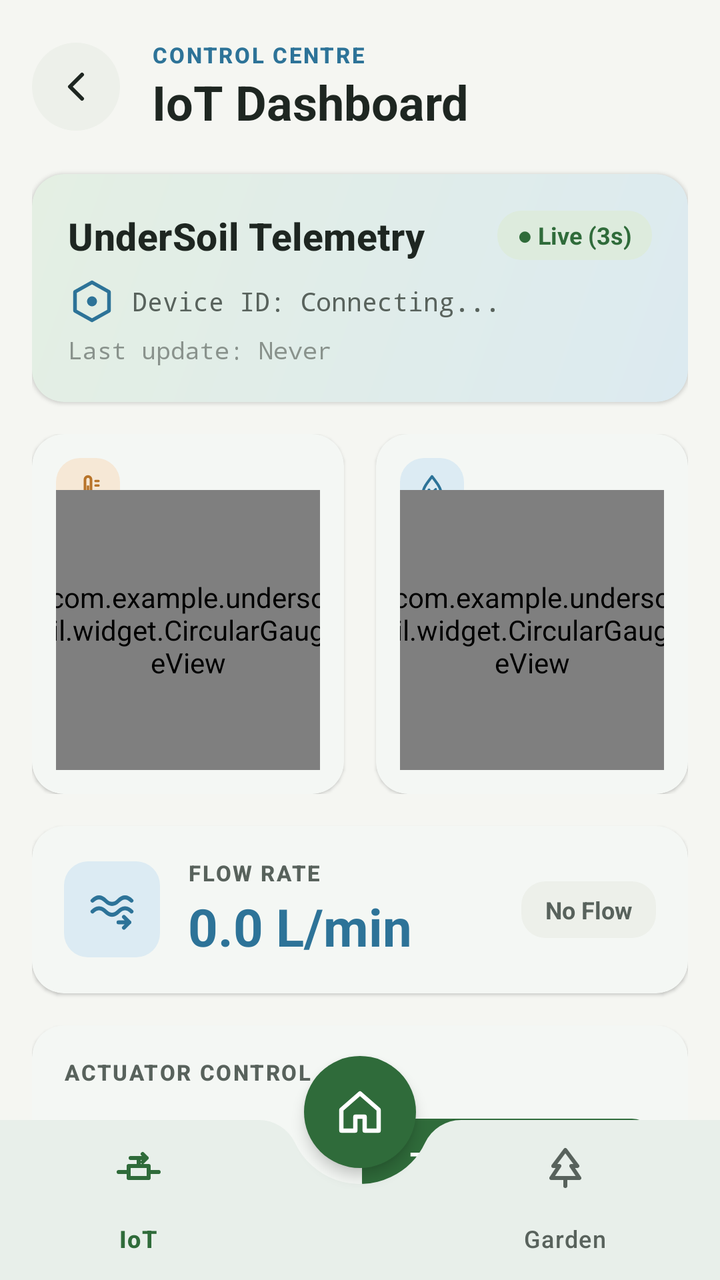
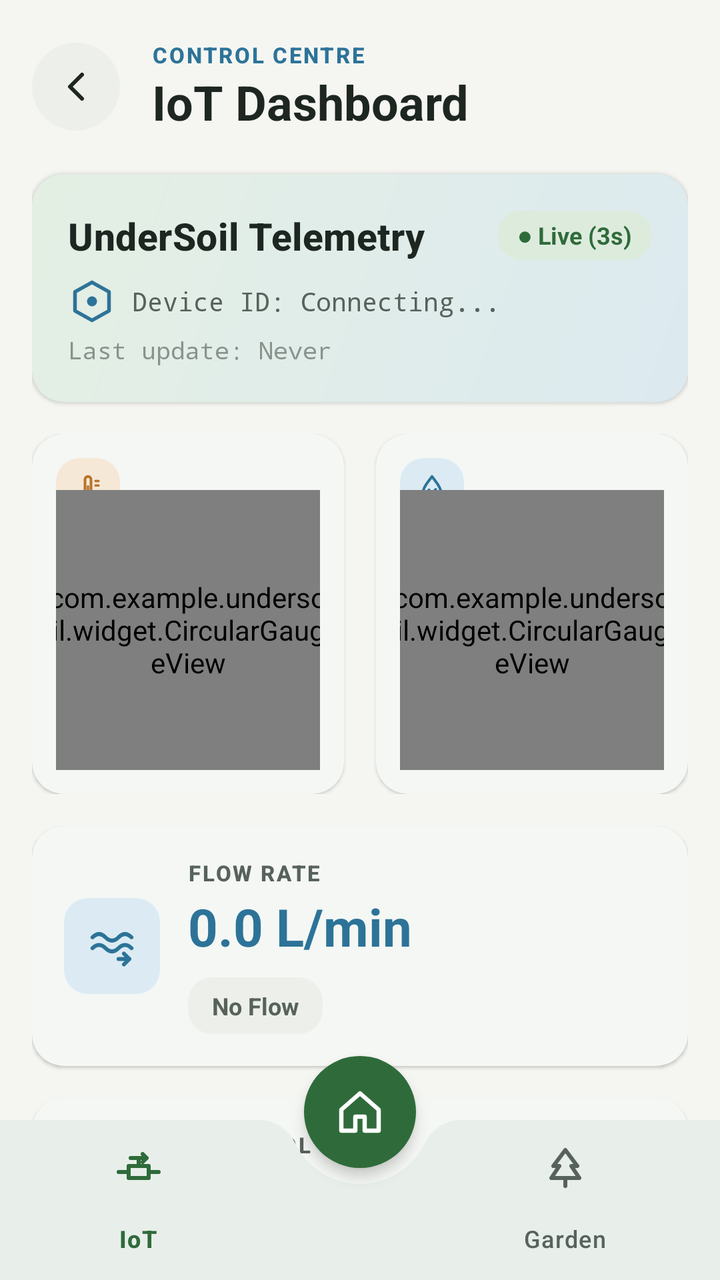

Compare the two renders of this Android layout. The source of the first and the diff that turns it into the second are given below.
<!-- AndroidManifest.xml: application theme Theme.Undersoil -->
<!-- res/layout/iot_screen.xml -->
<?xml version="1.0" encoding="utf-8"?>
<androidx.coordinatorlayout.widget.CoordinatorLayout
    xmlns:android="http://schemas.android.com/apk/res/android"
    xmlns:app="http://schemas.android.com/apk/res-auto"
    xmlns:tools="http://schemas.android.com/tools"
    android:id="@+id/main"
    android:layout_width="match_parent"
    android:layout_height="match_parent"
    android:background="@drawable/bg_screen_gradient">

    <androidx.core.widget.NestedScrollView
        android:layout_width="match_parent"
        android:layout_height="match_parent"
        android:clipToPadding="false"
        android:fillViewport="true"
        android:paddingBottom="112dp">

        <LinearLayout
            android:layout_width="match_parent"
            android:layout_height="wrap_content"
            android:orientation="vertical"
            android:paddingHorizontal="16dp"
            android:paddingTop="20dp">

            
            <LinearLayout
                android:layout_width="match_parent"
                android:layout_height="wrap_content"
                android:layout_marginBottom="20dp"
                android:gravity="center_vertical"
                android:orientation="horizontal">

                <ImageButton
                    android:id="@+id/backButton"
                    android:layout_width="44dp"
                    android:layout_height="44dp"
                    android:background="@drawable/bg_circle_white"
                    android:contentDescription="Back"
                    android:padding="12dp"
                    android:src="@drawable/ic_back_arrow"
                    app:tint="@color/us_text_primary" />

                <LinearLayout
                    android:layout_width="wrap_content"
                    android:layout_height="wrap_content"
                    android:layout_marginStart="16dp"
                    android:orientation="vertical">

                    <TextView
                        android:layout_width="wrap_content"
                        android:layout_height="wrap_content"
                        android:text="Control centre"
                        android:textAppearance="@style/TextAppearance.AgriTech.Label"
                        android:textColor="@color/us_aqua" />

                    <TextView
                        android:layout_width="wrap_content"
                        android:layout_height="wrap_content"
                        android:text="IoT Dashboard"
                        android:textAppearance="@style/TextAppearance.AgriTech.Headline" />
                </LinearLayout>
            </LinearLayout>

            
            <com.google.android.material.card.MaterialCardView
                android:id="@+id/cardWarningBanner"
                style="@style/Widget.AgriTech.CardView.Alert"
                android:layout_width="match_parent"
                android:layout_height="wrap_content"
                android:layout_marginBottom="16dp"
                android:visibility="gone"
                app:cardBackgroundColor="@color/us_danger_container">

                <LinearLayout
                    android:layout_width="match_parent"
                    android:layout_height="wrap_content"
                    android:gravity="center_vertical"
                    android:orientation="horizontal"
                    android:padding="16dp">

                    <ImageView
                        style="@style/Widget.AgriTech.IconTile.Danger"
                        android:layout_marginEnd="12dp"
                        android:src="@drawable/ic_flow_rate" />

                    <LinearLayout
                        android:layout_width="0dp"
                        android:layout_height="wrap_content"
                        android:layout_weight="1"
                        android:orientation="vertical">

                        <TextView
                            android:layout_width="wrap_content"
                            android:layout_height="wrap_content"
                            android:letterSpacing="0.08"
                            android:text="UNINTENDED FLOW DETECTED!"
                            android:textColor="@color/us_danger"
                            android:textSize="13sp"
                            android:textStyle="bold" />

                        <TextView
                            android:id="@+id/tvWarningBannerText"
                            android:layout_width="wrap_content"
                            android:layout_height="wrap_content"
                            android:layout_marginTop="2dp"
                            android:text="Active flow detected while valve is CLOSED."
                            android:textColor="@color/us_text_primary"
                            android:textSize="12sp" />

                    </LinearLayout>

                    <com.google.android.material.button.MaterialButton
                        android:id="@+id/btnWarningAction"
                        style="@style/Widget.AgriTech.Button.Text.Danger"
                        android:layout_width="wrap_content"
                        android:layout_height="wrap_content"
                        android:text="OPEN VALVE" />

                </LinearLayout>
            </com.google.android.material.card.MaterialCardView>

            
            <com.google.android.material.card.MaterialCardView
                style="@style/Widget.AgriTech.CardView.Aqua"
                android:layout_width="match_parent"
                android:layout_height="wrap_content"
                android:layout_marginBottom="16dp"
                app:cardBackgroundColor="@android:color/transparent">

                <LinearLayout
                    android:layout_width="match_parent"
                    android:layout_height="wrap_content"
                    android:background="@drawable/bg_hero_card"
                    android:orientation="vertical"
                    android:padding="18dp">

                    <LinearLayout
                        android:layout_width="match_parent"
                        android:layout_height="wrap_content"
                        android:gravity="center_vertical"
                        android:orientation="horizontal">

                        <TextView
                            android:id="@+id/tvDeviceTitle"
                            android:layout_width="0dp"
                            android:layout_height="wrap_content"
                            android:layout_weight="1"
                            android:text="UnderSoil Telemetry"
                            android:textAppearance="@style/TextAppearance.AgriTech.Title"
                            android:textSize="19sp" />

                        <TextView
                            android:id="@+id/tvStreamStatus"
                            android:layout_width="wrap_content"
                            android:layout_height="wrap_content"
                            android:background="@drawable/bg_status_badge"
                            android:paddingHorizontal="10dp"
                            android:paddingVertical="4dp"
                            android:text="● Live (3s)"
                            android:textColor="@color/valve_open"
                            android:textSize="12sp"
                            android:textStyle="bold" />
                    </LinearLayout>

                    <TextView
                        android:id="@+id/tvDeviceId"
                        android:layout_width="wrap_content"
                        android:layout_height="wrap_content"
                        android:layout_marginTop="8dp"
                        android:drawableStart="@drawable/ic_sector_node"
                        android:drawablePadding="8dp"
                        android:drawableTint="@color/us_aqua"
                        android:fontFamily="monospace"
                        android:gravity="center_vertical"
                        android:text="Device ID: Connecting..."
                        android:textColor="@color/us_text_secondary"
                        android:textSize="13sp" />

                    <TextView
                        android:id="@+id/tvLastUpdated"
                        android:layout_width="wrap_content"
                        android:layout_height="wrap_content"
                        android:layout_marginTop="4dp"
                        android:fontFamily="monospace"
                        android:text="Last update: Never"
                        android:textColor="@color/us_text_hint"
                        android:textSize="12sp" />

                </LinearLayout>
            </com.google.android.material.card.MaterialCardView>

            
            <LinearLayout
                android:layout_width="match_parent"
                android:layout_height="wrap_content"
                android:layout_marginBottom="16dp"
                android:baselineAligned="false"
                android:orientation="horizontal">

                
                <com.google.android.material.card.MaterialCardView
                    android:layout_width="0dp"
                    android:layout_height="wrap_content"
                    android:layout_marginEnd="8dp"
                    android:layout_weight="1">

                    <FrameLayout
                        android:layout_width="match_parent"
                        android:layout_height="wrap_content"
                        android:padding="12dp">

                        <ImageView
                            style="@style/Widget.AgriTech.IconTile.Amber"
                            android:layout_width="32dp"
                            android:layout_height="32dp"
                            android:padding="7dp"
                            android:src="@drawable/ic_thermometer" />

                        <com.example.undersoil.widget.CircularGaugeView
                            android:id="@+id/gaugeTemperature"
                            android:layout_width="140dp"
                            android:layout_height="140dp"
                            android:layout_gravity="center_horizontal"
                            android:layout_marginTop="16dp" />
                    </FrameLayout>
                </com.google.android.material.card.MaterialCardView>

                
                <com.google.android.material.card.MaterialCardView
                    android:layout_width="0dp"
                    android:layout_height="wrap_content"
                    android:layout_marginStart="8dp"
                    android:layout_weight="1">

                    <FrameLayout
                        android:layout_width="match_parent"
                        android:layout_height="wrap_content"
                        android:padding="12dp">

                        <ImageView
                            style="@style/Widget.AgriTech.IconTile.Aqua"
                            android:layout_width="32dp"
                            android:layout_height="32dp"
                            android:padding="7dp"
                            android:src="@drawable/ic_humidity" />

                        <com.example.undersoil.widget.CircularGaugeView
                            android:id="@+id/gaugeHumidity"
                            android:layout_width="140dp"
                            android:layout_height="140dp"
                            android:layout_gravity="center_horizontal"
                            android:layout_marginTop="16dp" />
                    </FrameLayout>
                </com.google.android.material.card.MaterialCardView>

            </LinearLayout>

            
            <com.google.android.material.card.MaterialCardView
                style="@style/Widget.AgriTech.CardView.Aqua"
                android:layout_width="match_parent"
                android:layout_height="wrap_content"
                android:layout_marginBottom="16dp">

                <LinearLayout
                    android:layout_width="match_parent"
                    android:layout_height="wrap_content"
                    android:gravity="center_vertical"
                    android:orientation="horizontal"
                    android:padding="16dp">

                    <ImageView
                        style="@style/Widget.AgriTech.IconTile.Aqua"
                        android:layout_width="48dp"
                        android:layout_height="48dp"
                        android:padding="11dp"
                        android:src="@drawable/ic_flow_rate" />

                    <LinearLayout
                        android:layout_width="0dp"
                        android:layout_height="wrap_content"
                        android:layout_marginStart="14dp"
                        android:layout_weight="1"
                        android:orientation="vertical">

                        <TextView
                            android:layout_width="wrap_content"
                            android:layout_height="wrap_content"
                            android:text="FLOW RATE"
                            android:textAppearance="@style/TextAppearance.AgriTech.Label" />

                        <TextView
                            android:id="@+id/tvFlowRate"
                            android:layout_width="wrap_content"
                            android:layout_height="wrap_content"
                            android:layout_marginTop="2dp"
                            android:text="0.0 L/min"
                            android:textAppearance="@style/TextAppearance.AgriTech.DataValue"
                            android:textColor="@color/flow_rate_blue" />
                    </LinearLayout>

                    <TextView
                        android:id="@+id/tvFlowStatus"
                        android:layout_width="wrap_content"
                        android:layout_height="wrap_content"
                        android:background="@drawable/bg_status_badge"
                        android:backgroundTint="@color/us_surface_raised"
                        android:paddingHorizontal="12dp"
                        android:paddingVertical="6dp"
                        android:text="No Flow"
                        android:textColor="@color/us_text_secondary"
                        android:textSize="12sp"
                        android:textStyle="bold" />

                </LinearLayout>
            </com.google.android.material.card.MaterialCardView>

            
            <com.google.android.material.card.MaterialCardView
                android:id="@+id/cardValveControl"
                android:layout_width="match_parent"
                android:layout_height="wrap_content">

                <LinearLayout
                    android:layout_width="match_parent"
                    android:layout_height="wrap_content"
                    android:orientation="vertical"
                    android:padding="16dp">

                    <TextView
                        android:layout_width="wrap_content"
                        android:layout_height="wrap_content"
                        android:text="ACTUATOR CONTROL"
                        android:textAppearance="@style/TextAppearance.AgriTech.Label" />

                    <LinearLayout
                        android:layout_width="match_parent"
                        android:layout_height="wrap_content"
                        android:layout_marginTop="12dp"
                        android:gravity="center_vertical"
                        android:orientation="horizontal">

                        
                        <FrameLayout
                            android:layout_width="48dp"
                            android:layout_height="48dp"
                            android:clipChildren="false"
                            android:clipToPadding="false">

                            <View
                                android:id="@+id/viewValveGlow"
                                android:layout_width="48dp"
                                android:layout_height="48dp"
                                android:layout_gravity="center"
                                android:background="@drawable/bg_valve_node_glow"
                                android:visibility="invisible" />

                            <View
                                android:id="@+id/viewValveCore"
                                android:layout_width="14dp"
                                android:layout_height="14dp"
                                android:layout_gravity="center"
                                android:background="@drawable/bg_valve_node_core"
                                android:backgroundTint="@color/valve_closed" />
                        </FrameLayout>

                        <TextView
                            android:id="@+id/tvValveStatus"
                            android:layout_width="0dp"
                            android:layout_height="wrap_content"
                            android:layout_marginStart="8dp"
                            android:layout_weight="1"
                            android:fontFamily="sans-serif-condensed"
                            android:letterSpacing="0.04"
                            android:text="Valve: CLOSED"
                            android:textColor="@color/valve_closed"
                            android:textSize="17sp"
                            android:textStyle="bold" />

                        <com.google.android.material.button.MaterialButton
                            android:id="@+id/btnToggleValve"
                            style="@style/Widget.AgriTech.Button"
                            android:layout_width="wrap_content"
                            android:layout_height="wrap_content"
                            android:text="Turn Valve ON" />

                    </LinearLayout>

                    <com.google.android.material.button.MaterialButton
                        android:id="@+id/btnScheduleWatering"
                        style="@style/Widget.AgriTech.Button.Outlined"
                        android:layout_width="match_parent"
                        android:layout_height="wrap_content"
                        android:layout_marginTop="14dp"
                        android:text="Schedule Watering"
                        app:icon="@drawable/ic_drop"
                        app:iconGravity="textStart" />

                </LinearLayout>
            </com.google.android.material.card.MaterialCardView>

            
            <com.google.android.material.card.MaterialCardView
                android:id="@+id/cardValveHistory"
                android:layout_width="match_parent"
                android:layout_height="wrap_content"
                android:layout_marginTop="16dp"
                android:visibility="gone">

                <LinearLayout
                    android:layout_width="match_parent"
                    android:layout_height="wrap_content"
                    android:orientation="vertical"
                    android:padding="16dp">

                    <TextView
                        android:layout_width="wrap_content"
                        android:layout_height="wrap_content"
                        android:text="RECENT VALVE ACTIONS"
                        android:textAppearance="@style/TextAppearance.AgriTech.Label" />

                    
                    <LinearLayout
                        android:id="@+id/llValveHistory"
                        android:layout_width="match_parent"
                        android:layout_height="wrap_content"
                        android:layout_marginTop="8dp"
                        android:orientation="vertical" />

                </LinearLayout>
            </com.google.android.material.card.MaterialCardView>

        </LinearLayout>

    </androidx.core.widget.NestedScrollView>

    
    <com.google.android.material.bottomappbar.BottomAppBar
        android:id="@+id/bottomAppBar"
        android:layout_width="match_parent"
        android:layout_height="wrap_content"
        android:layout_gravity="bottom">

        <com.google.android.material.bottomnavigation.BottomNavigationView
            android:id="@+id/bottom_navigation"
            android:layout_width="match_parent"
            android:layout_height="wrap_content"
            android:layout_marginEnd="16dp"
            app:menu="@menu/bottom_nav_menu" />

    </com.google.android.material.bottomappbar.BottomAppBar>

    
    <com.google.android.material.floatingactionbutton.FloatingActionButton
        android:id="@+id/fabHome"
        android:layout_width="wrap_content"
        android:layout_height="wrap_content"
        android:contentDescription="@string/nav_home"
        android:src="@drawable/ic_home"
        app:layout_anchor="@id/bottomAppBar"
        app:maxImageSize="28dp" />

</androidx.coordinatorlayout.widget.CoordinatorLayout>
<!-- resources referenced by this layout -->
<resources>
  <color name="flow_rate_blue">@color/us_aqua</color>
  <color name="us_aqua">#2D7398</color>
  <color name="us_danger">#B34A3C</color>
  <color name="us_danger_container">#F8E1DC</color>
  <color name="us_surface_raised">#EDF0EA</color>
  <color name="us_text_hint">#89928C</color>
  <color name="us_text_primary">#1E2621</color>
  <color name="us_text_secondary">#58625C</color>
  <color name="valve_closed">@color/us_danger</color>
  <color name="valve_open">@color/us_bio_green</color>
  <!-- drawable bg_valve_node_core (drawable) -->
  <?xml version="1.0" encoding="utf-8"?>
  <shape xmlns:android="http://schemas.android.com/apk/res/android"
      android:shape="oval">
      <solid android:color="@color/white" />
  </shape>
  <string name="nav_home">Home</string>
  <style name="Widget.AgriTech.CardView.Alert">
          <item name="cardBackgroundColor">@color/us_danger_container</item>
          <item name="cardElevation">0dp</item>
      </style>
  <style name="Widget.AgriTech.CardView.Aqua" />
  <style name="Widget.AgriTech.IconTile.Amber">
          <item name="android:background">@drawable/bg_icon_tile_amber</item>
          <item name="tint">@color/us_amber</item>
      </style>
  <style name="Widget.AgriTech.IconTile.Aqua">
          <item name="android:background">@drawable/bg_icon_tile_aqua</item>
          <item name="tint">@color/us_aqua</item>
      </style>
  <style name="Widget.AgriTech.IconTile.Danger">
          <item name="android:background">@drawable/bg_icon_tile_danger</item>
          <item name="tint">@color/us_danger</item>
      </style>
  <style name="Theme.Undersoil" parent="Base.Theme.Undersoil" />
  <color name="us_bio_green">#2F6B3A</color>
  <color name="us_hero_end">#DCEAF0</color>
  <color name="us_hero_start">#E4EFE3</color>
  <color name="us_bg">#F5F6F2</color>
  <color name="us_bio_green_container">#DDEBDD</color>
  <color name="white">#FFFFFFFF</color>
  <style name="ShapeAppearance.AgriTech.Button" parent="">
          <item name="cornerFamily">rounded</item>
          <item name="cornerSize">12dp</item>
      </style>
  <color name="us_bio_green_glow">#1F2F6B3A</color>
  <color name="us_amber">#B8742A</color>
  <style name="Base.Theme.Undersoil" parent="AgriTech.Theme" />
  <color name="us_amber_container">#F6E8D6</color>
  <color name="us_aqua_container">#DCEBF3</color>
  <color name="us_on_bio_green">#FFFFFF</color>
  <color name="us_on_bio_green_container">#163A1E</color>
  <color name="us_bio_green_dim">#24542D</color>
  <color name="us_on_aqua">#FFFFFF</color>
  <color name="us_on_aqua_container">#123547</color>
  <color name="us_surface">#FFFFFF</color>
  <color name="us_on_danger">#FFFFFF</color>
  <color name="us_surface_card">#FFFFFF</color>
  <color name="us_outline_strong">#C4CBC1</color>
  <color name="us_outline">#E2E6DF</color>
  <style name="ShapeAppearance.AgriTech.Small" parent="ShapeAppearance.Material3.Corner.Small">
          <item name="cornerFamily">rounded</item>
          <item name="cornerSize">8dp</item>
      </style>
  <style name="ShapeAppearance.AgriTech.Medium" parent="ShapeAppearance.Material3.Corner.Medium">
          <item name="cornerFamily">rounded</item>
          <item name="cornerSize">16dp</item>
      </style>
  <style name="ShapeAppearance.AgriTech.Large" parent="ShapeAppearance.Material3.Corner.Large">
          <item name="cornerFamily">rounded</item>
          <item name="cornerSize">20dp</item>
      </style>
  <style name="TextAppearance.AgriTech.NavLabel.Active">
          <item name="android:textStyle">bold</item>
      </style>
  <style name="TextAppearance.AgriTech.NavLabel" parent="TextAppearance.Material3.LabelMedium">
          <item name="android:textSize">12sp</item>
          <item name="android:letterSpacing">0.04</item>
      </style>
  <style name="ShapeAppearance.AgriTech.Pill" parent="">
          <item name="cornerFamily">rounded</item>
          <item name="cornerSize">50%</item>
      </style>
  <color name="us_surface_input">#F3F5F0</color>
  <!-- unchanged entries left out for length: 32 -->
</resources>

<!-- the commit's change to res/layout/iot_screen.xml (unified diff, before → after) -->
@@ -297,20 +297,22 @@
                             android:text="0.0 L/min"
                             android:textAppearance="@style/TextAppearance.AgriTech.DataValue"
                             android:textColor="@color/flow_rate_blue" />
+
+                        
+                        <TextView
+                            android:id="@+id/tvFlowStatus"
+                            android:layout_width="wrap_content"
+                            android:layout_height="wrap_content"
+                            android:layout_marginTop="8dp"
+                            android:background="@drawable/bg_status_badge"
+                            android:backgroundTint="@color/us_surface_raised"
+                            android:paddingHorizontal="12dp"
+                            android:paddingVertical="6dp"
+                            android:text="No Flow"
+                            android:textColor="@color/us_text_secondary"
+                            android:textSize="12sp"
+                            android:textStyle="bold" />
                     </LinearLayout>
-
-                    <TextView
-                        android:id="@+id/tvFlowStatus"
-                        android:layout_width="wrap_content"
-                        android:layout_height="wrap_content"
-                        android:background="@drawable/bg_status_badge"
-                        android:backgroundTint="@color/us_surface_raised"
-                        android:paddingHorizontal="12dp"
-                        android:paddingVertical="6dp"
-                        android:text="No Flow"
-                        android:textColor="@color/us_text_secondary"
-                        android:textSize="12sp"
-                        android:textStyle="bold" />
 
                 </LinearLayout>
             </com.google.android.material.card.MaterialCardView>
